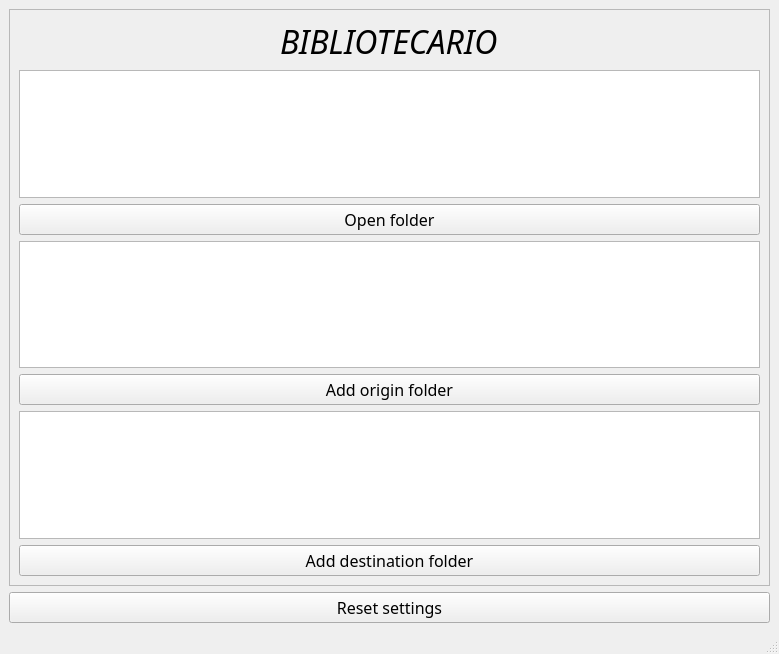
Qt form src/gui/app.ui (TomiVidal99/bibliotecario) before a commit.
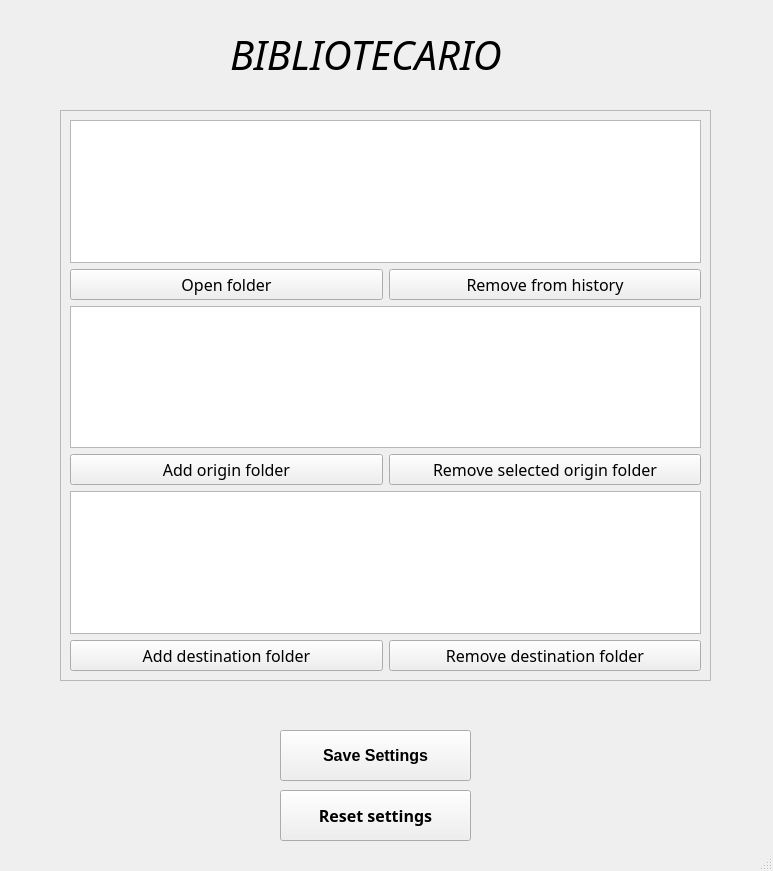
The same form after that commit.

What changed in the file:
```diff
--- a/src/gui/app.ui
+++ b/src/gui/app.ui
@@ -7,16 +7,28 @@
     <x>0</x>
     <y>0</y>
     <width>773</width>
-    <height>654</height>
+    <height>871</height>
    </rect>
   </property>
   <property name="windowTitle">
    <string>MainWindow</string>
   </property>
   <widget class="QWidget" name="app_container">
-   <layout class="QVBoxLayout" name="verticalLayout">
-    <item>
      <widget class="QScrollArea" name="app">
+    <property name="geometry">
+     <rect>
+      <x>60</x>
+      <y>110</y>
+      <width>651</width>
+      <height>571</height>
+     </rect>
+    </property>
+    <property name="verticalScrollBarPolicy">
+     <enum>Qt::ScrollBarAsNeeded</enum>
+    </property>
+    <property name="horizontalScrollBarPolicy">
+     <enum>Qt::ScrollBarAlwaysOff</enum>
+    </property>
       <property name="widgetResizable">
        <bool>true</bool>
       </property>
@@ -25,8 +37,8 @@
         <rect>
          <x>0</x>
          <y>0</y>
-         <width>757</width>
-         <height>575</height>
+       <width>647</width>
+       <height>567</height>
         </rect>
        </property>
        <property name="font">
@@ -38,26 +50,13 @@
        <property name="toolTip">
         <string/>
        </property>
-       <layout class="QVBoxLayout" name="verticalLayout_2">
-        <item alignment="Qt::AlignHCenter">
-         <widget class="QLabel" name="label_app_title">
-          <property name="font">
-           <font>
-            <family>Hack Nerd Font</family>
-            <pointsize>24</pointsize>
-            <italic>true</italic>
-            <strikeout>false</strikeout>
-           </font>
-          </property>
-          <property name="text">
-           <string>BIBLIOTECARIO</string>
-          </property>
-         </widget>
-        </item>
+     <layout class="QVBoxLayout" name="verticalLayout">
         <item>
          <widget class="QListWidget" name="list_recently_moved"/>
         </item>
         <item>
+       <layout class="QHBoxLayout" name="origin_folders_btn_container">
+        <item>
          <widget class="QPushButton" name="btn_open_recently_moved">
           <property name="text">
            <string>Open folder</string>
@@ -65,9 +64,20 @@
          </widget>
         </item>
         <item>
+         <widget class="QPushButton" name="btn_remove_recently_moved">
+          <property name="text">
+           <string>Remove from history</string>
+          </property>
+         </widget>
+        </item>
+       </layout>
+      </item>
+      <item>
          <widget class="QListWidget" name="list_origin_folders"/>
         </item>
         <item>
+       <layout class="QHBoxLayout" name="recently_moved_btn_container">
+        <item>
          <widget class="QPushButton" name="btn_add_origin_folder">
           <property name="text">
            <string>Add origin folder</string>
@@ -75,31 +85,50 @@
          </widget>
         </item>
         <item>
+         <widget class="QPushButton" name="btn_remove_origin_folder">
+          <property name="text">
+           <string>Remove selected origin folder</string>
+          </property>
+         </widget>
+        </item>
+       </layout>
+      </item>
+      <item>
          <widget class="QListWidget" name="list_destination_folders"/>
         </item>
         <item>
+       <layout class="QHBoxLayout" name="destination_folders_btn_container">
+        <item>
          <widget class="QPushButton" name="btn_add_destination_folder">
           <property name="text">
            <string>Add destination folder</string>
           </property>
          </widget>
         </item>
+        <item>
+         <widget class="QPushButton" name="btn_remove_destination_folder">
+          <property name="text">
+           <string>Remove destination folder</string>
+          </property>
+         </widget>
+        </item>
        </layout>
-       <zorder>list_recently_moved</zorder>
-       <zorder>label_app_title</zorder>
-       <zorder>btn_open_recently_moved</zorder>
-       <zorder>list_origin_folders</zorder>
-       <zorder>list_destination_folders</zorder>
-       <zorder>btn_add_origin_folder</zorder>
-       <zorder>btn_add_destination_folder</zorder>
-      </widget>
-     </widget>
-    </item>
-    <item alignment="Qt::AlignHCenter|Qt::AlignVCenter">
+      </item>
+     </layout>
+    </widget>
+   </widget>
      <widget class="QPushButton" name="btn_reset_settings">
+    <property name="geometry">
+     <rect>
+      <x>280</x>
+      <y>790</y>
+      <width>191</width>
+      <height>51</height>
+     </rect>
+    </property>
       <property name="minimumSize">
        <size>
-        <width>761</width>
+      <width>30</width>
         <height>0</height>
        </size>
       </property>
@@ -113,14 +142,55 @@
        <font>
         <family>Hack Nerd Font</family>
         <pointsize>12</pointsize>
+      <weight>75</weight>
+      <bold>true</bold>
        </font>
       </property>
       <property name="text">
        <string>Reset settings</string>
       </property>
      </widget>
-    </item>
-   </layout>
+   <widget class="QPushButton" name="btn_save_settings">
+    <property name="geometry">
+     <rect>
+      <x>280</x>
+      <y>730</y>
+      <width>191</width>
+      <height>51</height>
+     </rect>
+    </property>
+    <property name="font">
+     <font>
+      <pointsize>12</pointsize>
+      <weight>75</weight>
+      <bold>true</bold>
+     </font>
+    </property>
+    <property name="text">
+     <string>Save Settings</string>
+    </property>
+   </widget>
+   <widget class="QLabel" name="label_app_title">
+    <property name="geometry">
+     <rect>
+      <x>230</x>
+      <y>30</y>
+      <width>314</width>
+      <height>48</height>
+     </rect>
+    </property>
+    <property name="font">
+     <font>
+      <family>Hack Nerd Font</family>
+      <pointsize>30</pointsize>
+      <italic>true</italic>
+      <strikeout>false</strikeout>
+     </font>
+    </property>
+    <property name="text">
+     <string>BIBLIOTECARIO</string>
+    </property>
+   </widget>
   </widget>
   <widget class="QStatusBar" name="statusbar"/>
  </widget>
```
Lines whose indentation alone changed are shown as unchanged.
